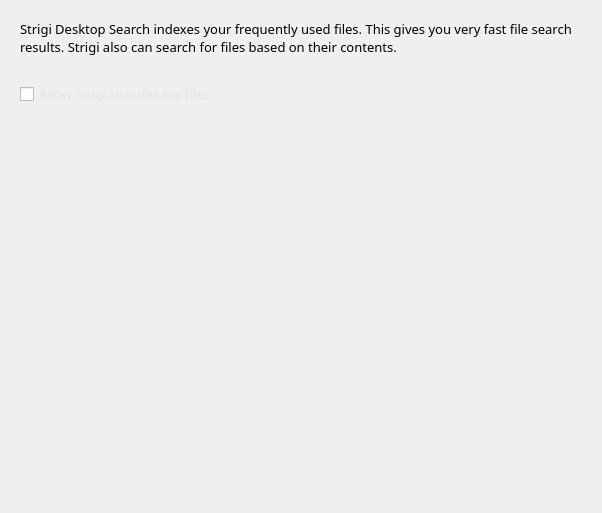
Before: the Qt Designer form kde/kaptan/src/gui/searchWidget.ui in pars-linux/uludag, drawn with Qt 5.
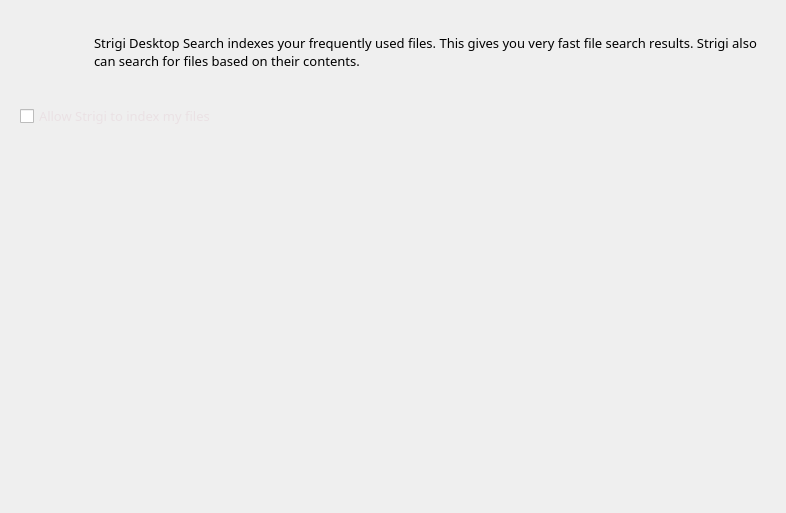
After: the same form once the commit is applied. Icons and pictures are not drawn.

```diff
--- a/kde/kaptan/src/gui/searchWidget.ui
+++ b/kde/kaptan/src/gui/searchWidget.ui
@@ -6,7 +6,7 @@
    <rect>
     <x>0</x>
     <y>0</y>
-    <width>602</width>
+    <width>786</width>
     <height>513</height>
    </rect>
   </property>
@@ -20,9 +20,32 @@
    <property name="margin">
     <number>20</number>
    </property>
-   <item row="0" column="0" colspan="2">
-    <layout class="QVBoxLayout" name="verticalLayout">
-     <item>
+   <property name="spacing">
+    <number>0</number>
+   </property>
+   <item row="0" column="0">
+    <widget class="QLabel" name="label">
+     <property name="minimumSize">
+      <size>
+       <width>64</width>
+       <height>64</height>
+      </size>
+     </property>
+     <property name="maximumSize">
+      <size>
+       <width>64</width>
+       <height>64</height>
+      </size>
+     </property>
+     <property name="text">
+      <string/>
+     </property>
+     <property name="pixmap">
+      <pixmap resource="raw.qrc">:/raw/pics/nepomuk.png</pixmap>
+     </property>
+    </widget>
+   </item>
+   <item row="0" column="1">
       <widget class="QLabel" name="description">
        <property name="minimumSize">
         <size>
@@ -54,9 +77,12 @@
        <property name="wordWrap">
         <bool>true</bool>
        </property>
-      </widget>
-     </item>
-     <item>
+     <property name="indent">
+      <number>10</number>
+     </property>
+    </widget>
+   </item>
+   <item row="1" column="0">
       <spacer name="verticalSpacer">
        <property name="orientation">
         <enum>Qt::Vertical</enum>
@@ -72,7 +98,7 @@
        </property>
       </spacer>
      </item>
-     <item>
+   <item row="2" column="0" colspan="2">
       <widget class="QCheckBox" name="checkBoxNepomuk">
        <property name="font">
         <font>
@@ -91,7 +117,7 @@
        </property>
       </widget>
      </item>
-     <item>
+   <item row="3" column="0">
       <spacer name="verticalSpacer_2">
        <property name="orientation">
         <enum>Qt::Vertical</enum>
@@ -99,14 +125,12 @@
        <property name="sizeHint" stdset="0">
         <size>
          <width>20</width>
-         <height>40</height>
+       <height>344</height>
         </size>
        </property>
       </spacer>
      </item>
     </layout>
-   </item>
-  </layout>
  </widget>
  <resources/>
  <connections/>
```
Left out of the diff: 4 changed lines with no effect on the pictures. Lines whose indentation alone changed are shown as unchanged.
